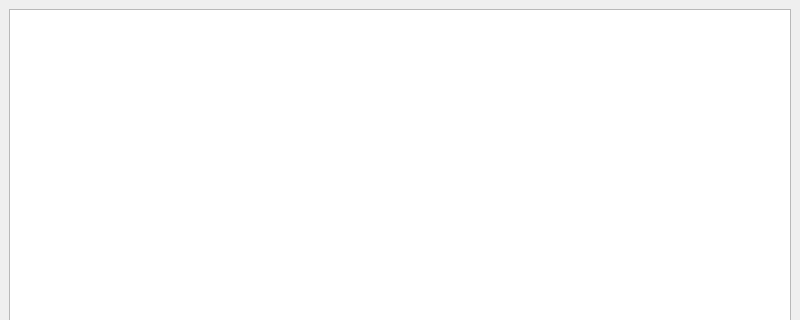
tuminsky/GraphJSON, file gui/mainwindow/mainwindow.ui: the form before one commit; both pictures show x 0 to 800 and y 0 to 320 of the 800 by 600 pixel window.
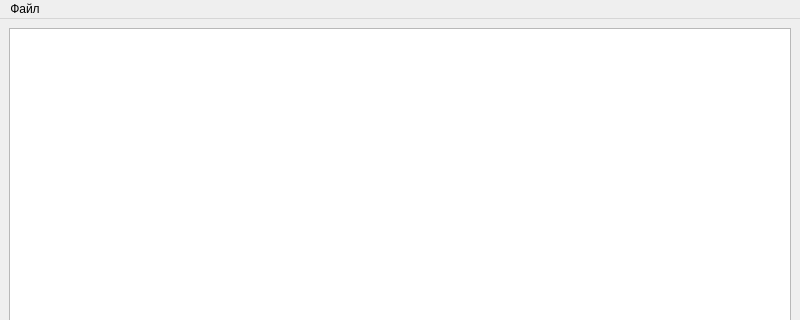
The form after the commit.

What changed in the file:
```diff
--- a/gui/mainwindow/mainwindow.ui
+++ b/gui/mainwindow/mainwindow.ui
@@ -29,6 +29,13 @@
      <height>20</height>
     </rect>
    </property>
+   <widget class="QMenu" name="menu">
+    <property name="title">
+     <string>Файл</string>
+    </property>
+    <addaction name="aOpen"/>
+   </widget>
+   <addaction name="menu"/>
   </widget>
   <widget class="QStatusBar" name="statusbar"/>
  </widget>
```
Left out of the diff: 5 changed lines with no effect on the pictures.
